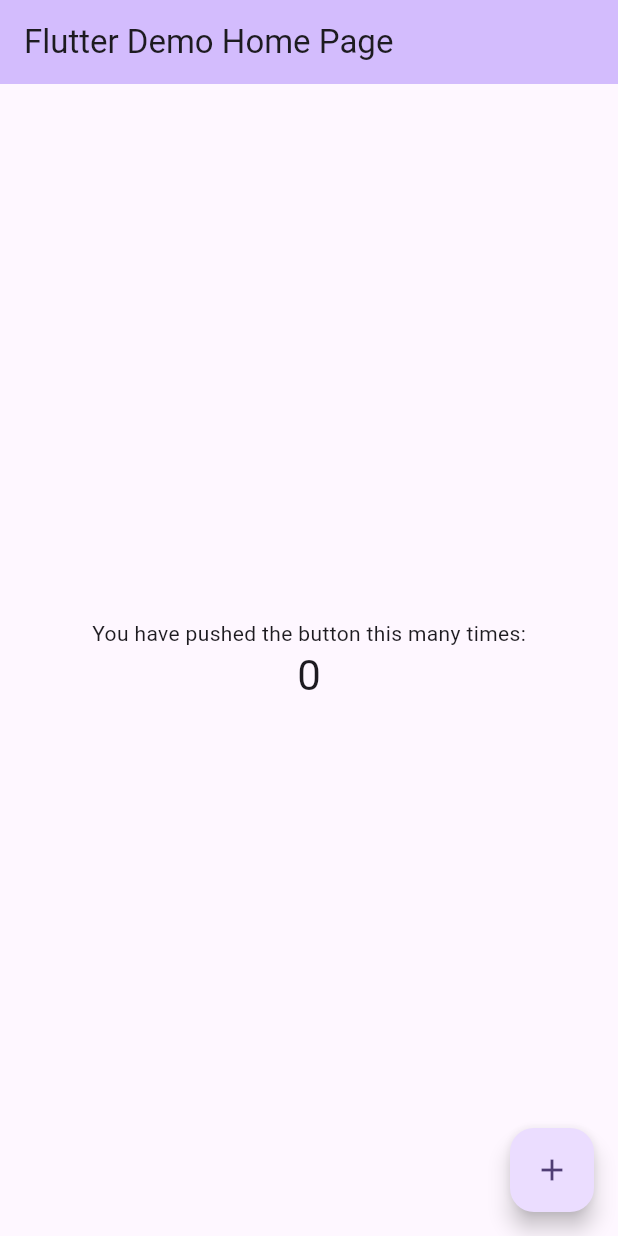
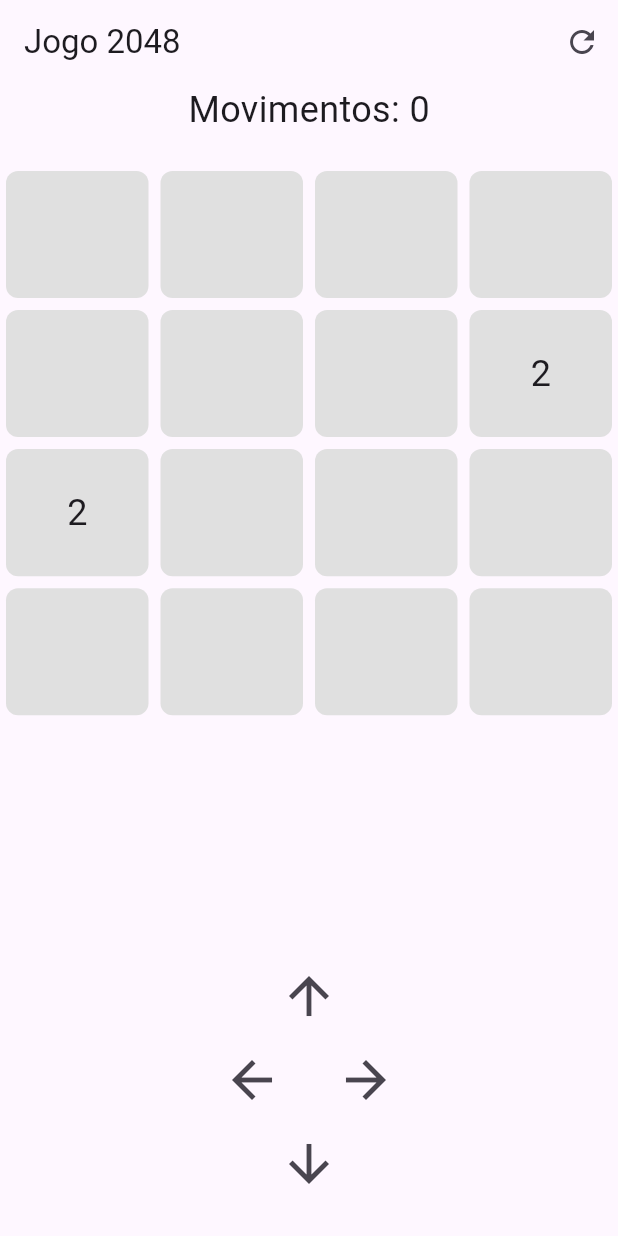
Before and after one commit to GabrielNeugebauer/flutter_project_2048, a Flutter app: the screen it shows after launch, on a phone screen of 412 x 824 dp. Run offline on Flutter 3.47's test engine with Material 3 defaults, Android fonts, the light colour scheme and no system bars.

Commit message:
Added Interface and basic func. Needs to add a clear functionality and the difficulty change.

```diff
--- a/lib/main.dart
+++ b/lib/main.dart
@@ -1,122 +1,260 @@
 import 'package:flutter/material.dart';
+import 'package:collection/collection.dart';
 
 void main() {
-  runApp(const MyApp());
+  runApp(Jogo2048App());
 }
-
-class MyApp extends StatelessWidget {
-  const MyApp({super.key});
-
-  // This widget is the root of your application.
+class Jogo2048App extends StatelessWidget {
   @override
   Widget build(BuildContext context) {
     return MaterialApp(
-      title: 'Flutter Demo',
-      theme: ThemeData(
-        // This is the theme of your application.
-        //
-        // TRY THIS: Try running your application with "flutter run". You'll see
-        // the application has a purple toolbar. Then, without quitting the app,
-        // try changing the seedColor in the colorScheme below to Colors.green
-        // and then invoke "hot reload" (save your changes or press the "hot
-        // reload" button in a Flutter-supported IDE, or press "r" if you used
-        // the command line to start the app).
-        //
-        // Notice that the counter didn't reset back to zero; the application
-        // state is not lost during the reload. To reset the state, use hot
-        // restart instead.
-        //
-        // This works for code too, not just values: Most code changes can be
-        // tested with just a hot reload.
-        colorScheme: ColorScheme.fromSeed(seedColor: Colors.deepPurple),
-      ),
-      home: const MyHomePage(title: 'Flutter Demo Home Page'),
+      title: 'Jogo 2048',
+      home: Jogo2048(),
     );
   }
 }
 
-class MyHomePage extends StatefulWidget {
-  const MyHomePage({super.key, required this.title});
+class Jogo2048 extends StatefulWidget {
+  @override
+  _Jogo2048State createState() => _Jogo2048State();
+}
+class _Jogo2048State extends State<Jogo2048> {
+  @override
+  int moveCount = 0;
+  int gridSize = 4;
+  List<List<int>> grid = [];
 
-  // This widget is the home page of your application. It is stateful, meaning
-  // that it has a State object (defined below) that contains fields that affect
-  // how it looks.
-
-  // This class is the configuration for the state. It holds the values (in this
-  // case the title) provided by the parent (in this case the App widget) and
-  // used by the build method of the State. Fields in a Widget subclass are
-  // always marked "final".
-
-  final String title;
-
-  @override
-  State<MyHomePage> createState() => _MyHomePageState();
-}
-
-class _MyHomePageState extends State<MyHomePage> {
-  int _counter = 0;
-
-  void _incrementCounter() {
+  void moveLeft() {
     setState(() {
-      // This call to setState tells the Flutter framework that something has
-      // changed in this State, which causes it to rerun the build method below
-      // so that the display can reflect the updated values. If we changed
-      // _counter without calling setState(), then the build method would not be
-      // called again, and so nothing would appear to happen.
-      _counter++;
+      bool moved = false;
+      for (int i = 0; i < gridSize; i++) {
+        List<int> row = grid[i].where((val) => val != 0).toList();
+        for (int j = 0; j < row.length - 1; j++) {
+          if (row[j] == row[j + 1]) {
+            row[j] *= 2;
+            row[j + 1] = 0;
+            moved = true;
+          }
+        }
+        row = row.where((val) => val != 0).toList();
+        while (row.length < gridSize) {
+          row.add(0);
+        }
+        if (!ListEquality().equals(grid[i], row)) moved = true;
+        grid[i] = row;
+      }
+      if (moved) {
+        moveCount++;
+        addNewTile();
+      }
     });
   }
 
+  void moveRight() {
+    setState(() {
+      bool moved = false;
+      for (int i = 0; i < gridSize; i++) {
+        List<int> row = grid[i].where((val) => val != 0).toList().reversed.toList();
+        for (int j = 0; j < row.length - 1; j++) {
+          if (row[j] == row[j + 1]) {
+            row[j] *= 2;
+            row[j + 1] = 0;
+            moved = true;
+          }
+        }
+        row = row.where((val) => val != 0).toList();
+        while (row.length < gridSize) {
+          row.add(0);
+        }
+        row = row.reversed.toList();
+        if (!ListEquality().equals(grid[i], row)) moved = true;
+        grid[i] = row;
+      }
+      if (moved) {
+        moveCount++;
+        addNewTile();
+      }
+    });
+  }
+
+  void moveUp() {
+    setState(() {
+      bool moved = false;
+      for (int j = 0; j < gridSize; j++) {
+        List<int> col = [];
+        for (int i = 0; i < gridSize; i++) {
+          if (grid[i][j] != 0) col.add(grid[i][j]);
+        }
+        for (int i = 0; i < col.length - 1; i++) {
+          if (col[i] == col[i + 1]) {
+            col[i] *= 2;
+            col[i + 1] = 0;
+            moved = true;
+          }
+        }
+        col = col.where((val) => val != 0).toList();
+        while (col.length < gridSize) {
+          col.add(0);
+        }
+        for (int i = 0; i < gridSize; i++) {
+          if (grid[i][j] != col[i]) moved = true;
+          grid[i][j] = col[i];
+        }
+      }
+      if (moved) {
+        moveCount++;
+        addNewTile();
+      }
+    });
+  }
+
+  void moveDown() {
+    setState(() {
+      bool moved = false;
+      for (int j = 0; j < gridSize; j++) {
+        List<int> col = [];
+        for (int i = gridSize - 1; i >= 0; i--) {
+          if (grid[i][j] != 0) col.add(grid[i][j]);
+        }
+        for (int i = 0; i < col.length - 1; i++) {
+          if (col[i] == col[i + 1]) {
+            col[i] *= 2;
+            col[i + 1] = 0;
+            moved = true;
+          }
+        }
+        col = col.where((val) => val != 0).toList();
+        while (col.length < gridSize) {
+          col.add(0);
+        }
+        for (int i = gridSize - 1, k = 0; i >= 0; i--, k++) {
+          if (grid[i][j] != col[k]) moved = true;
+          grid[i][j] = col[k];
+        }
+      }
+      if (moved) {
+        moveCount++;
+        addNewTile();
+      }
+    });
+  }
+
+  void initState() {
+    super.initState();
+    resetGame();
+  }
+  void resetGame() {
+    moveCount = 0;
+    grid = List.generate(gridSize, (_) => List.filled(gridSize, 0));
+    addNewTile();
+    addNewTile();
+  }
+  void addNewTile() {
+    List<int> emptyTiles = [];
+    for (int i = 0; i < gridSize; i++) {
+      for (int j = 0; j < gridSize; j++) {
+        if (grid[i][j] == 0) {
+          emptyTiles.add(i * gridSize + j);
+        }
+      }
+    }
+    if (emptyTiles.isNotEmpty) {
+      int randomIndex = emptyTiles[(emptyTiles.length * 0.5).floor()];
+      grid[randomIndex ~/ gridSize][randomIndex % gridSize] = 2;
+    }
+  }
+  // Draw interface
   @override
   Widget build(BuildContext context) {
-    // This method is rerun every time setState is called, for instance as done
-    // by the _incrementCounter method above.
-    //
-    // The Flutter framework has been optimized to make rerunning build methods
-    // fast, so that you can just rebuild anything that needs updating rather
-    // than having to individually change instances of widgets.
+    double viewsize = View.of(context).physicalSize.aspectRatio;
     return Scaffold(
       appBar: AppBar(
-        // TRY THIS: Try changing the color here to a specific color (to
-        // Colors.amber, perhaps?) and trigger a hot reload to see the AppBar
-        // change color while the other colors stay the same.
-        backgroundColor: Theme.of(context).colorScheme.inversePrimary,
-        // Here we take the value from the MyHomePage object that was created by
-        // the App.build method, and use it to set our appbar title.
-        title: Text(widget.title),
+        title: Text('Jogo 2048'),
+        actions: [
+          IconButton(
+            icon: Icon(Icons.refresh),
+            onPressed: resetGame,
+          ),
+        ],
       ),
-      body: Center(
-        // Center is a layout widget. It takes a single child and positions it
-        // in the middle of the parent.
-        child: Column(
-          // Column is also a layout widget. It takes a list of children and
-          // arranges them vertically. By default, it sizes itself to fit its
-          // children horizontally, and tries to be as tall as its parent.
-          //
-          // Column has various properties to control how it sizes itself and
-          // how it positions its children. Here we use mainAxisAlignment to
-          // center the children vertically; the main axis here is the vertical
-          // axis because Columns are vertical (the cross axis would be
-          // horizontal).
-          //
-          // TRY THIS: Invoke "debug painting" (choose the "Toggle Debug Paint"
-          // action in the IDE, or press "p" in the console), to see the
-          // wireframe for each widget.
-          mainAxisAlignment: MainAxisAlignment.center,
-          children: <Widget>[
-            const Text('You have pushed the button this many times:'),
-            Text(
-              '$_counter',
-              style: Theme.of(context).textTheme.headlineMedium,
+      body: Column(
+        mainAxisAlignment: MainAxisAlignment.center,
+        children: [
+          Text('Movimentos: $moveCount', style: TextStyle(fontSize: 24)),
+          SizedBox(height: 20),
+          Expanded(
+            child: GridView.builder(
+
+              shrinkWrap: true,
+              gridDelegate: SliverGridDelegateWithFixedCrossAxisCount(
+                crossAxisCount: gridSize,
+                childAspectRatio: viewsize/.45,
+              ),
+              itemCount: gridSize * gridSize,
+              itemBuilder: (context, index) {
+                int row = index ~/ gridSize;
+                int col = index % gridSize;
+                return Container(
+                  margin: EdgeInsets.all(4),
+                  decoration: BoxDecoration(
+                    color: Colors.grey[300],
+                    borderRadius: BorderRadius.circular(8),
+                  ),
+                  child: Center(
+                    child: Text(
+                      grid[row][col] == 0 ? '' : grid[row][col].toString(),
+                      style: TextStyle(fontSize: 24),
+                    ),
+                  ),
+                );
+              },
             ),
-          ],
-        ),
+          ),
+          SizedBox(height: 20),
+          // Directional buttons
+          Column(
+            children: [
+              Row(
+                mainAxisAlignment: MainAxisAlignment.center,
+                children: [
+                  IconButton(
+                    icon: Icon(Icons.arrow_upward),
+                    iconSize: 40,
+                    onPressed: moveUp,
+                  ),
+                ],
+              ),
+              Row(
+                mainAxisAlignment: MainAxisAlignment.center,
+                children: [
+                  IconButton(
+                    icon: Icon(Icons.arrow_back),
+                    iconSize: 40,
+                    onPressed: moveLeft,
+                  ),
+                  SizedBox(width: 20),
+                  IconButton(
+                    icon: Icon(Icons.arrow_forward),
+                    iconSize: 40,
+                    onPressed: moveRight,
+                  ),
+                ],
+              ),
+              Row(
+                mainAxisAlignment: MainAxisAlignment.center,
+                children: [
+                  IconButton(
+                    icon: Icon(Icons.arrow_downward),
+                    iconSize: 40,
+                    onPressed: moveDown,
+                  ),
+                ],
+              ),
+            ],
+          ),
+          SizedBox(height: 20),
+        ],
       ),
-      floatingActionButton: FloatingActionButton(
-        onPressed: _incrementCounter,
-        tooltip: 'Increment',
-        child: const Icon(Icons.add),
-      ), // This trailing comma makes auto-formatting nicer for build methods.
     );
   }
 }
```
